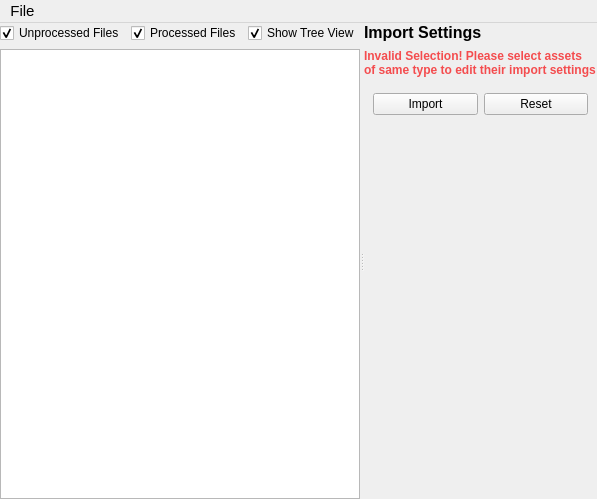
Old version of the form Editor/Source/AssetProcessor/Public/GUI/AssetImporter/AssetImporterWindow.ui in the repository neelmewada/CrystalEngine.
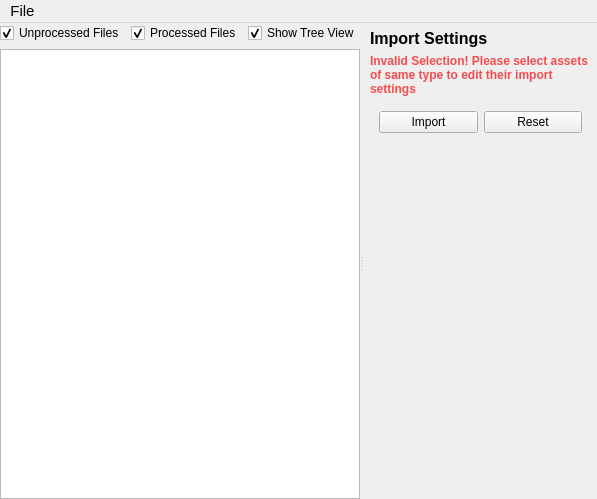
New version of the form.

Diff of the .ui file:
```diff
--- a/Editor/Source/AssetProcessor/Public/GUI/AssetImporter/AssetImporterWindow.ui
+++ b/Editor/Source/AssetProcessor/Public/GUI/AssetImporter/AssetImporterWindow.ui
@@ -116,16 +116,16 @@
        </property>
        <layout class="QVBoxLayout" name="verticalLayout_3">
         <property name="leftMargin">
-         <number>0</number>
+         <number>6</number>
         </property>
         <property name="topMargin">
-         <number>0</number>
+         <number>6</number>
         </property>
         <property name="rightMargin">
-         <number>0</number>
+         <number>6</number>
         </property>
         <property name="bottomMargin">
-         <number>0</number>
+         <number>6</number>
         </property>
         <item>
          <widget class="QLabel" name="label">
```
Left out of the diff: 2 changed lines with no effect on the pictures.
